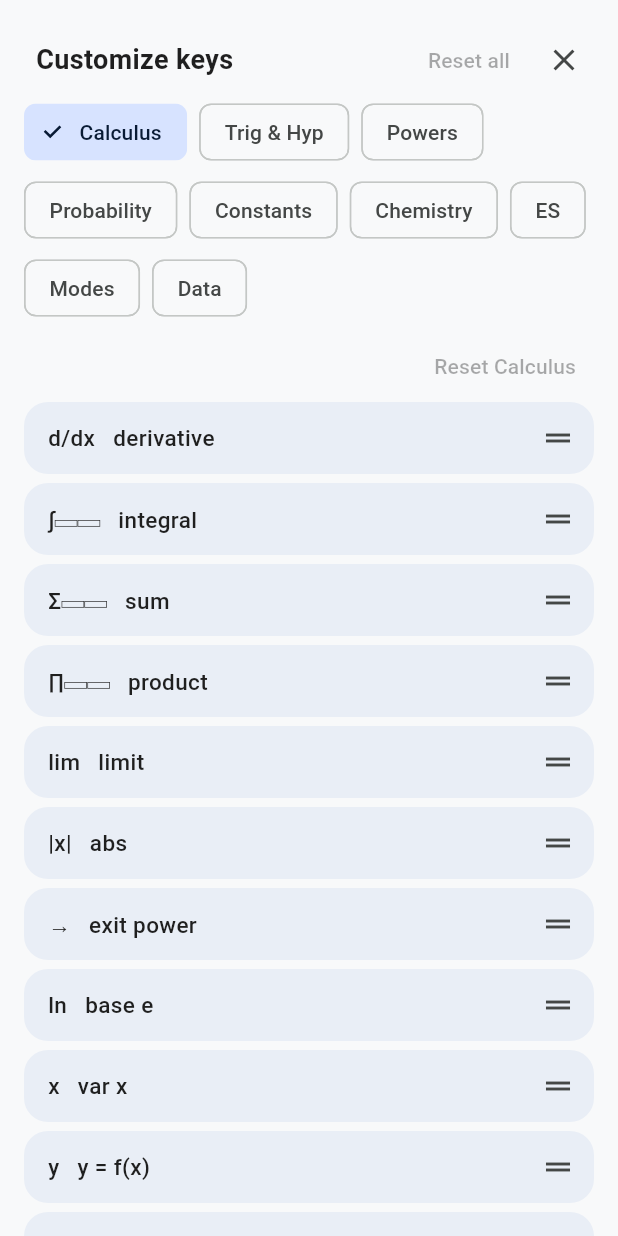
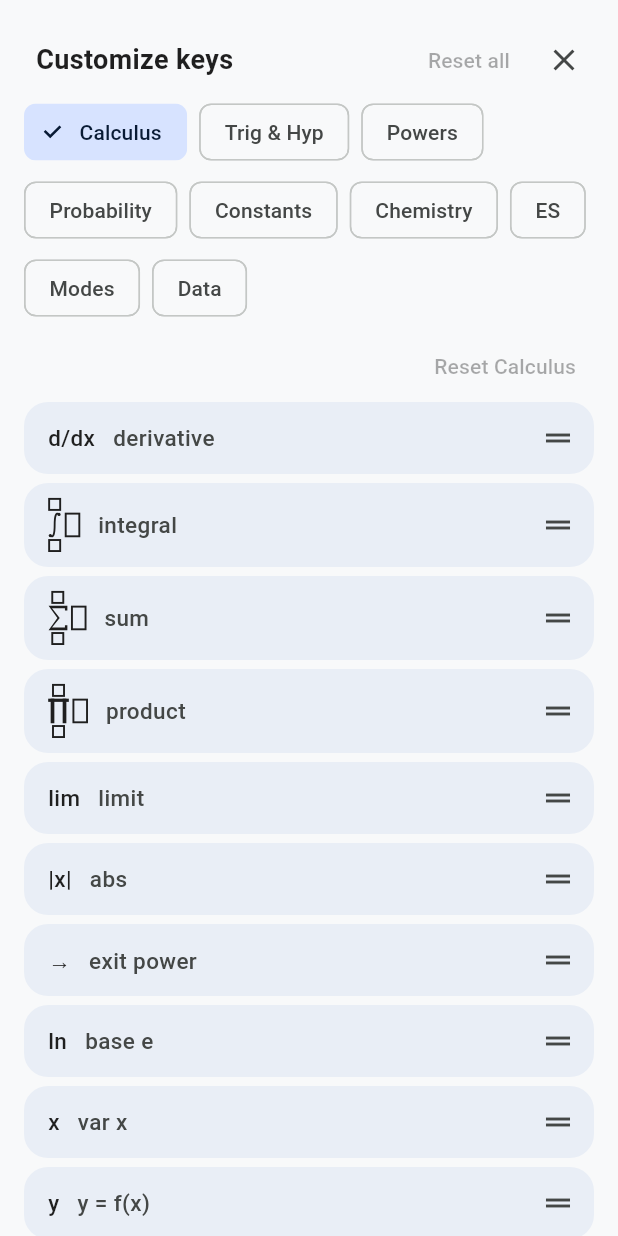
Before and after one commit to adssaketh/OmniCalc, a Flutter app: the CustomizeDrawerSheet widget shown alone on an empty page, opened directly with empty values, scrolled down 576 dp, on a phone screen of 412 x 824 dp. Run offline on Flutter 3.47's test engine with Material 3 defaults, Android fonts, the phone set to English and light mode, and no system bars; our stand-ins replace shared_preferences; accounts and stored records are empty; network calls fail; Roboto replaces fonts that are missing (Google Sans).

Commit message:
Fix dragged-row box, key press tint, Customize structure glyphs, and screen-switch smoothness
Co-Authored-By: Claude Sonnet 5.5 <noreply@anthropic.com>
Claude-Session: https://claude.ai/code/session_01U5M53XBErg2LL2KRAAbNJi

```diff
--- a/flutter_app/lib/ui/calculator/customize_sheet.dart
+++ b/flutter_app/lib/ui/calculator/customize_sheet.dart
@@ -68,6 +68,7 @@ class _CustomizeDrawerSheetState extends State<CustomizeDrawerSheet> {
                     shrinkWrap: true,
                     physics: const NeverScrollableScrollPhysics(),
                     buildDefaultDragHandles: false,
+                    proxyDecorator: _proxy,
                     onReorder: (o, n) {
                       final list = [...tabs];
                       if (n > o) n -= 1;
@@ -100,6 +101,7 @@ class _CustomizeDrawerSheetState extends State<CustomizeDrawerSheet> {
                     shrinkWrap: true,
                     physics: const NeverScrollableScrollPhysics(),
                     buildDefaultDragHandles: false,
+                    proxyDecorator: _proxy,
                     onReorder: (o, n) {
                       final list = [...ordered];
                       if (n > o) n -= 1;
@@ -121,6 +123,13 @@ class _CustomizeDrawerSheetState extends State<CustomizeDrawerSheet> {
     );
   }
 
+  // The row being dragged keeps its own rounded shape: no square Material or shadow behind it.
+  Widget _proxy(Widget child, int index, Animation<double> animation) => AnimatedBuilder(
+        animation: animation,
+        builder: (context, child) => Transform.scale(scale: 1 + 0.03 * Curves.easeOut.transform(animation.value), child: child),
+        child: Material(type: MaterialType.transparency, child: child),
+      );
+
   Widget _heading(M3Tokens t, String text) => Padding(
         padding: const EdgeInsets.fromLTRB(8, 8, 8, 8),
         child: Text(text, style: appText(size: 13, weight: FontWeight.w600, color: t.onSurfaceVariant)),
@@ -135,8 +144,15 @@ class _CustomizeDrawerSheetState extends State<CustomizeDrawerSheet> {
           Expanded(
             child: Padding(
               padding: const EdgeInsets.symmetric(vertical: 10),
-              child: Text(sub == null || sub.isEmpty ? title : '$title   $sub',
-                  maxLines: 1, overflow: TextOverflow.ellipsis, style: appText(size: 15, weight: FontWeight.w500, color: t.onSurface)),
+              child: Text.rich(
+                TextSpan(children: [
+                  ...boxSpans(title, 15, t.onSurface),
+                  if (sub != null && sub.isNotEmpty) TextSpan(text: '   $sub', style: TextStyle(color: t.onSurfaceVariant)),
+                ]),
+                maxLines: 1,
+                overflow: TextOverflow.ellipsis,
+                style: appText(size: 15, weight: FontWeight.w500, color: t.onSurface),
+              ),
             ),
           ),
           ReorderableDragStartListener(
```
Also changed, not shown: flutter_app/lib/theme/motion.dart (+6 -18 lines), 1 other file.
